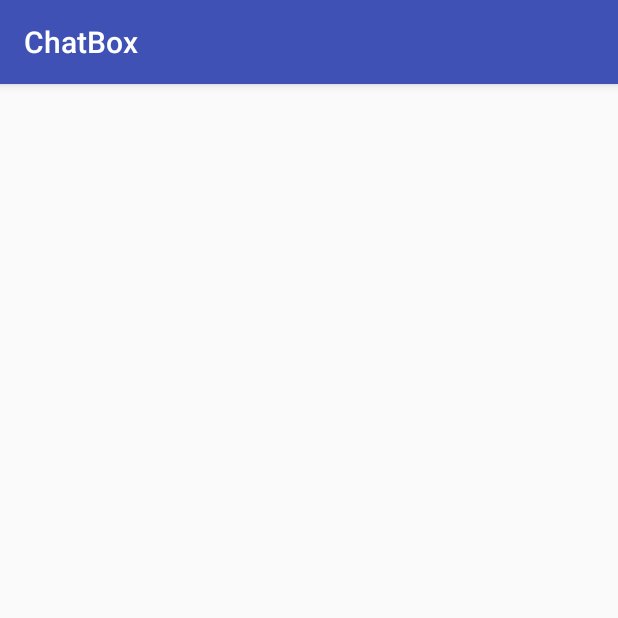
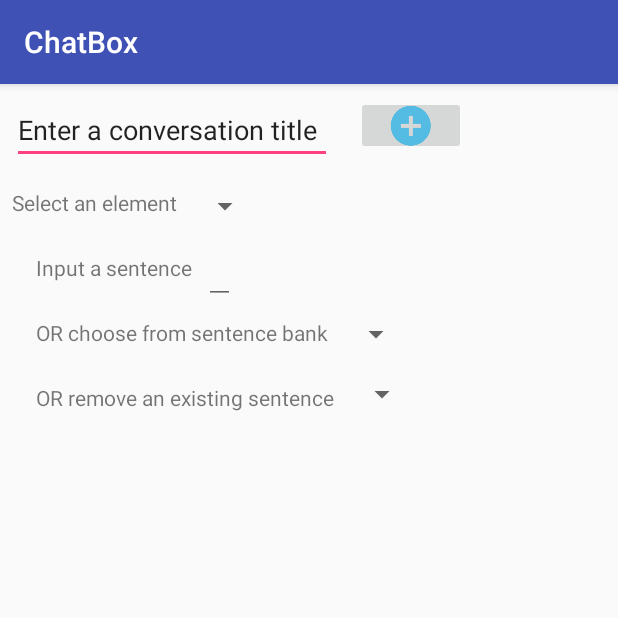
Before and after one commit to Jo-R/ChatBox, an Android app: the ConfigureConversationActivity screen opened directly, with no data from a screen before it, on a phone screen of 412 x 824 dp, the top half of it. Run offline under Robolectric (Android 15) with nearby library versions, the phone set to English and light mode, and no system bars.

Commit message:
basic layout for configure conversartion screen done

```diff
--- /dev/null
+++ b/app/src/main/res/layout/activity_configure_conversation.xml
@@ -0,0 +1,117 @@
+<?xml version="1.0" encoding="utf-8"?>
+<ScrollView xmlns:android="http://schemas.android.com/apk/res/android"
+    xmlns:app="http://schemas.android.com/apk/res-auto"
+    xmlns:tools="http://schemas.android.com/tools"
+    android:layout_width="match_parent" android:layout_height="match_parent">
+
+    <android.support.constraint.ConstraintLayout
+        android:layout_width="match_parent"
+        android:layout_height="wrap_content">
+
+
+        <EditText
+            android:id="@+id/config_edit_title"
+            android:layout_width="wrap_content"
+            android:layout_height="45dp"
+            android:layout_marginStart="8dp"
+            android:layout_marginTop="8dp"
+            android:ems="10"
+            android:inputType="text"
+            android:text="@string/config_title_input"
+            app:layout_constraintStart_toStartOf="parent"
+            app:layout_constraintTop_toTopOf="parent" />
+
+
+        <ImageButton
+            android:id="@+id/config_edit_title_button"
+            android:layout_width="73dp"
+            android:layout_height="39dp"
+            android:layout_marginStart="16dp"
+            android:layout_marginTop="8dp"
+            android:src="@drawable/add_icon"
+            app:layout_constraintStart_toEndOf="@+id/config_edit_title"
+            app:layout_constraintTop_toTopOf="parent" />
+
+        <TextView
+            android:id="@+id/textView"
+            android:layout_width="wrap_content"
+            android:layout_height="wrap_content"
+            android:layout_marginBottom="8dp"
+            android:layout_marginStart="8dp"
+            android:layout_marginTop="16dp"
+            android:text="@string/config_select_element"
+            app:layout_constraintBottom_toTopOf="@+id/textView2"
+            app:layout_constraintStart_toStartOf="parent"
+            app:layout_constraintTop_toBottomOf="@+id/config_edit_title" />
+
+        <Spinner
+            android:id="@+id/config_elements_spinner"
+            android:layout_width="wrap_content"
+            android:layout_height="wrap_content"
+            android:layout_marginStart="8dp"
+            android:layout_marginTop="16dp"
+            app:layout_constraintStart_toEndOf="@+id/textView"
+            app:layout_constraintTop_toBottomOf="@id/config_edit_title"></Spinner>
+
+        <TextView
+            android:id="@+id/textView2"
+            android:layout_width="wrap_content"
+            android:layout_height="wrap_content"
+            android:layout_marginStart="24dp"
+            android:layout_marginTop="24dp"
+            android:text="@string/config_input_sentence"
+            app:layout_constraintStart_toStartOf="parent"
+            app:layout_constraintTop_toBottomOf="@+id/textView" />
+
+        <EditText
+            android:id="@+id/config_input_sentence_field"
+            android:layout_width="wrap_content"
+            android:layout_height="wrap_content"
+            android:layout_marginStart="8dp"
+            android:layout_marginTop="8dp"
+            android:inputType="text"
+            app:layout_constraintStart_toEndOf="@+id/textView2"
+            app:layout_constraintTop_toBottomOf="@+id/config_elements_spinner" />
+
+        <TextView
+            android:id="@+id/textView3"
+            android:layout_width="wrap_content"
+            android:layout_height="wrap_content"
+            android:layout_marginStart="24dp"
+            android:layout_marginTop="24dp"
+            android:text="@string/config_sentence_bank_choose"
+            app:layout_constraintStart_toStartOf="parent"
+            app:layout_constraintTop_toBottomOf="@+id/textView2" />
+
+        <Spinner
+            android:id="@+id/config_sentence_bank_spinner"
+            android:layout_width="wrap_content"
+            android:layout_height="wrap_content"
+            android:layout_marginStart="8dp"
+            android:layout_marginTop="8dp"
+            app:layout_constraintStart_toEndOf="@+id/textView3"
+            app:layout_constraintTop_toBottomOf="@+id/config_input_sentence_field"></Spinner>
+
+        <TextView
+            android:id="@+id/textView4"
+            android:layout_width="wrap_content"
+            android:layout_height="wrap_content"
+            android:layout_marginStart="24dp"
+            android:layout_marginTop="24dp"
+            android:text="@string/config_edit_existing"
+            app:layout_constraintStart_toStartOf="parent"
+            app:layout_constraintTop_toBottomOf="@+id/textView3" />
+
+        <Spinner
+            android:id="@+id/config_existing_spinner"
+            android:layout_width="wrap_content"
+            android:layout_height="wrap_content"
+            android:layout_marginStart="8dp"
+            android:layout_marginTop="16dp"
+            app:layout_constraintStart_toEndOf="@+id/textView4"
+            app:layout_constraintTop_toBottomOf="@+id/config_sentence_bank_spinner" />
+
+
+    </android.support.constraint.ConstraintLayout>
+
+</ScrollView>
--- a/app/src/main/res/values/strings.xml
+++ b/app/src/main/res/values/strings.xml
@@ -11,5 +11,8 @@
     <string name="edit_button_text">Edit</string>
 
     <string name="config_title_input">Enter a conversation title</string>
-
+    <string name="config_input_sentence">Input a sentence</string>
+    <string name="config_select_element">Select an element</string>
+    <string name="config_sentence_bank_choose">OR choose from sentence bank</string>
+    <string name="config_edit_existing">OR remove an existing sentence</string>
 </resources>
```
